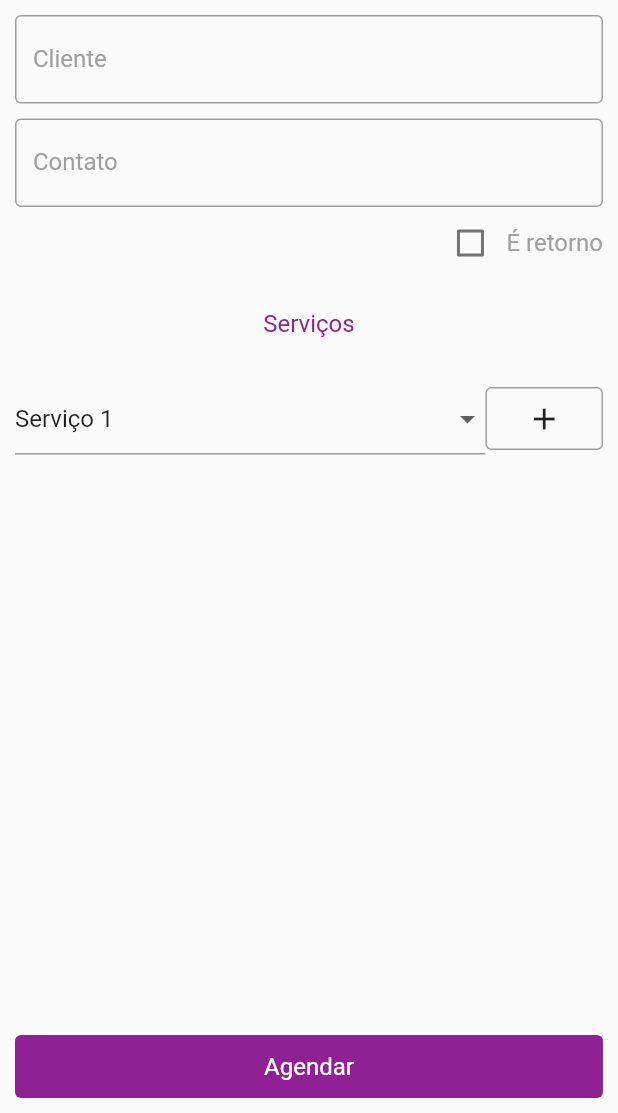
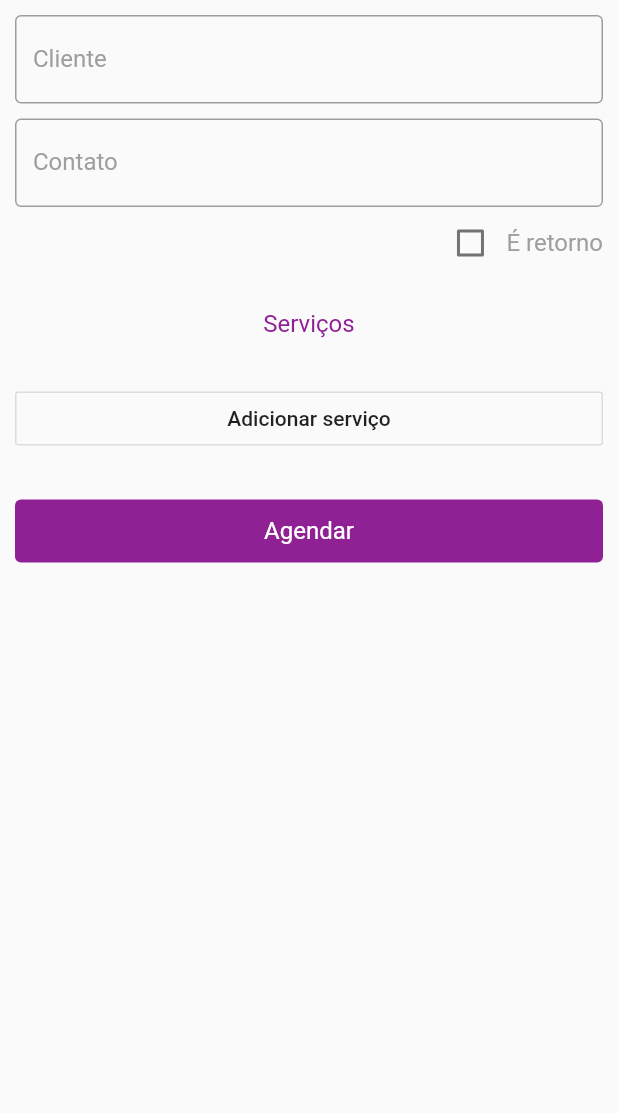
Before and after one commit to ranielison/agendamentos, a Flutter app: the CriarAgendamentoView screen opened directly with empty values, on a phone screen of 412 x 824 dp, the part 123-1236 px from its top. Run offline on Flutter 3.47's test engine with Material 2 defaults, Android fonts, the phone set to English and light mode, and no system bars; our stand-ins replace get, hive, table_calendar; accounts and stored records are empty; generated files the repository leaves out were written again.

```diff
--- a/lib/app/modules/criar_agendamento/views/criar_agendamento_view.dart
+++ b/lib/app/modules/criar_agendamento/views/criar_agendamento_view.dart
@@ -1,5 +1,6 @@
 import 'package:agendamentos/app/data/models/servico.dart';
 import 'package:agendamentos/app/global/widgets/geral_button.dart';
+import 'package:agendamentos/app/modules/criar_agendamento/widgets/dialog_servicos.dart';
 import 'package:agendamentos/app/modules/criar_agendamento/widgets/item_servico.dart';
 import 'package:agendamentos/app/utils/constants.dart';
 import 'package:flutter/material.dart';
@@ -148,7 +149,13 @@ class CriarAgendamentoView extends GetView<CriarAgendamentoController> {
                     .toList(),
               ),
             ),
-            Row(
+            OutlineButton(
+              onPressed: () {
+                Get.dialog(DialogServicos());
+              },
+              child: Text('Adicionar serviço'),
+            ),
+            /*Row(
               crossAxisAlignment: CrossAxisAlignment.center,
               children: [
                 Flexible(
@@ -184,15 +191,17 @@ class CriarAgendamentoView extends GetView<CriarAgendamentoController> {
                   ),
                 )
               ],
-            ),
-            Spacer(),
-            GeralButton(
+            ),*/
+            Padding(
+              padding: const EdgeInsets.only(top: 30),
+              child: GeralButton(
                 textButton: 'Agendar',
                 action: () {
                   if (_formKey.currentState.validate()) {
                     controller.criarAgendamento();
                   }
                 },
+              ),
             )
           ],
         ),
```
Also changed, not shown: lib/app/modules/criar_agendamento/controllers/criar_agendamento_controller.dart (+4 -3 lines), lib/app/modules/criar_agendamento/widgets/dialog_servicos.dart (added, +54 -0 lines). Lines whose indentation alone changed are shown as unchanged.
